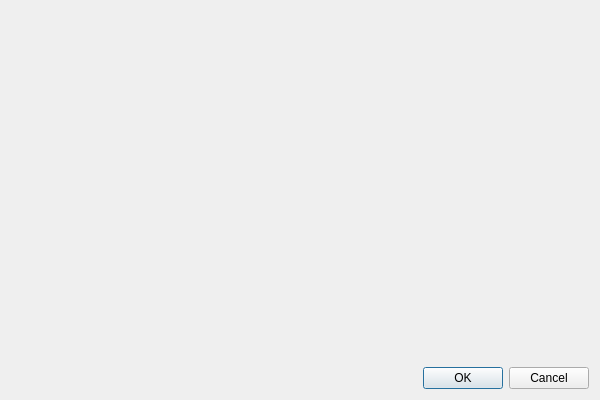
The window that platform_base/src/platform_base/desktop/ui_files/shortcutsDialog.ui (thiagoarcan/Warp) describes before a commit, drawn with Qt 5.
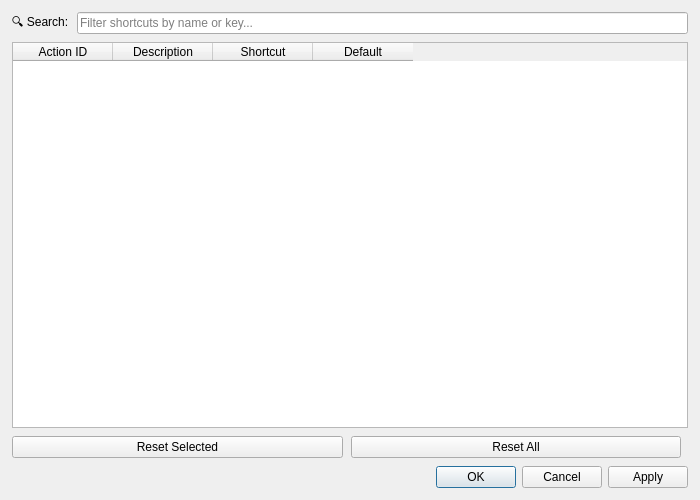
The same window after the commit.

```diff
--- a/platform_base/src/platform_base/desktop/ui_files/shortcutsDialog.ui
+++ b/platform_base/src/platform_base/desktop/ui_files/shortcutsDialog.ui
@@ -6,26 +6,138 @@
    <rect>
     <x>0</x>
     <y>0</y>
+    <width>700</width>
+    <height>500</height>
+   </rect>
+  </property>
+  <property name="minimumSize">
+   <size>
     <width>600</width>
     <height>400</height>
-   </rect>
+   </size>
   </property>
   <property name="windowTitle">
    <string>ShortcutsDialog</string>
   </property>
   <layout class="QVBoxLayout" name="mainLayout">
+   <property name="spacing">
+    <number>8</number>
+   </property>
+   <property name="leftMargin">
+    <number>12</number>
+   </property>
+   <property name="topMargin">
+    <number>12</number>
+   </property>
+   <property name="rightMargin">
+    <number>12</number>
+   </property>
+   <property name="bottomMargin">
+    <number>12</number>
+   </property>
+   
+   <!-- Search Bar -->
    <item>
-    <widget class="QWidget" name="contentWidget">
-     <layout class="QVBoxLayout" name="contentLayout"/>
+    <layout class="QHBoxLayout" name="searchLayout">
+     <item>
+      <widget class="QLabel" name="searchLabel">
+       <property name="text">
+        <string>🔍 Search:</string>
+       </property>
+      </widget>
+     </item>
+     <item>
+      <widget class="QLineEdit" name="searchEdit">
+       <property name="placeholderText">
+        <string>Filter shortcuts by name or key...</string>
+       </property>
+       <property name="clearButtonEnabled">
+        <bool>true</bool>
+       </property>
+      </widget>
+     </item>
+    </layout>
+   </item>
+   
+   <!-- Shortcuts Table -->
+   <item>
+    <widget class="QTableWidget" name="shortcutsTable">
+     <property name="alternatingRowColors">
+      <bool>true</bool>
+     </property>
+     <property name="selectionMode">
+      <enum>QAbstractItemView::SingleSelection</enum>
+     </property>
+     <property name="selectionBehavior">
+      <enum>QAbstractItemView::SelectRows</enum>
+     </property>
+     <property name="sortingEnabled">
+      <bool>true</bool>
+     </property>
+     <column>
+      <property name="text">
+       <string>Action ID</string>
+      </property>
+     </column>
+     <column>
+      <property name="text">
+       <string>Description</string>
+      </property>
+     </column>
+     <column>
+      <property name="text">
+       <string>Shortcut</string>
+      </property>
+     </column>
+     <column>
+      <property name="text">
+       <string>Default</string>
+      </property>
+     </column>
     </widget>
    </item>
+   
+   <!-- Action Buttons -->
+   <item>
+    <layout class="QHBoxLayout" name="actionLayout">
+     <item>
+      <widget class="QPushButton" name="resetBtn">
+       <property name="text">
+        <string>Reset Selected</string>
+       </property>
+       <property name="toolTip">
+        <string>Reset selected shortcut to default</string>
+       </property>
+      </widget>
+     </item>
+     <item>
+      <widget class="QPushButton" name="resetAllBtn">
+       <property name="text">
+        <string>Reset All</string>
+       </property>
+       <property name="toolTip">
+        <string>Reset all shortcuts to defaults</string>
+       </property>
+      </widget>
+     </item>
+     <item>
+      <spacer name="actionSpacer">
+       <property name="orientation">
+        <enum>Qt::Horizontal</enum>
+       </property>
+      </spacer>
+     </item>
+    </layout>
+   </item>
+   
+   <!-- Dialog Buttons -->
    <item>
     <widget class="QDialogButtonBox" name="buttonBox">
      <property name="orientation">
       <enum>Qt::Horizontal</enum>
      </property>
      <property name="standardButtons">
-      <set>QDialogButtonBox::Cancel|QDialogButtonBox::Ok</set>
+      <set>QDialogButtonBox::Apply|QDialogButtonBox::Cancel|QDialogButtonBox::Ok</set>
      </property>
     </widget>
    </item>
```
Left out of the diff: 17 changed lines with no effect on the pictures.
